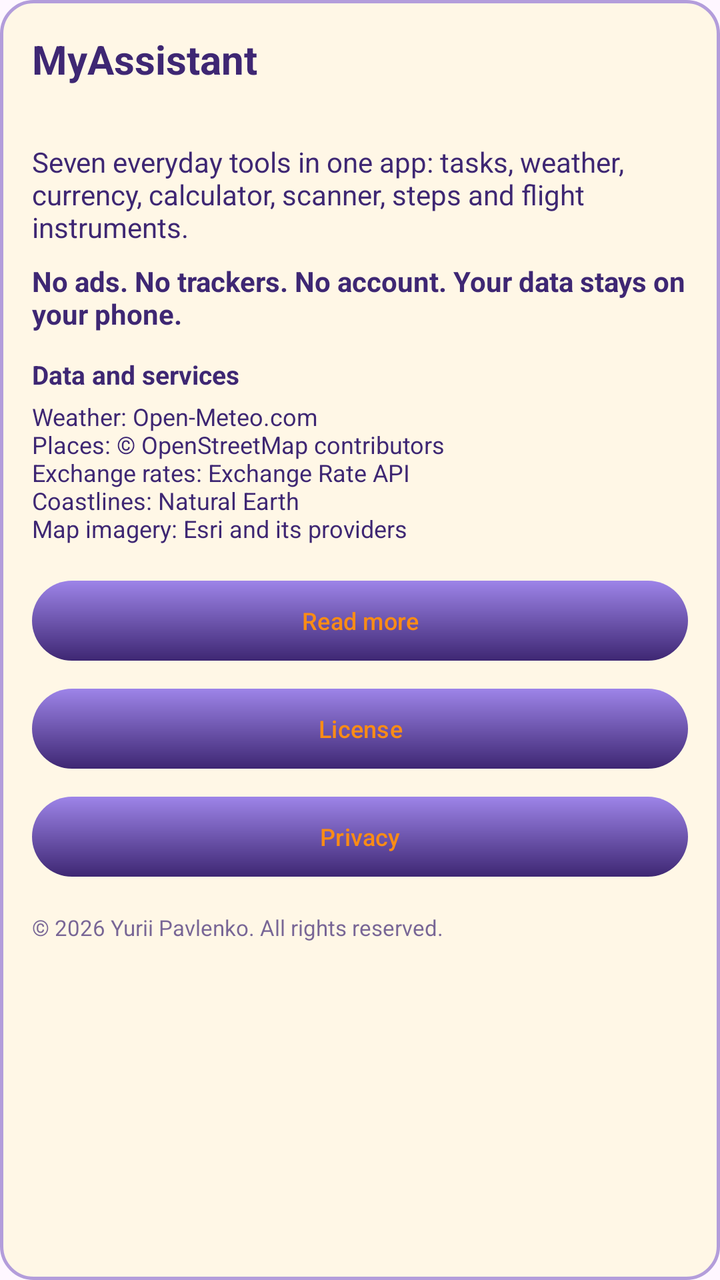
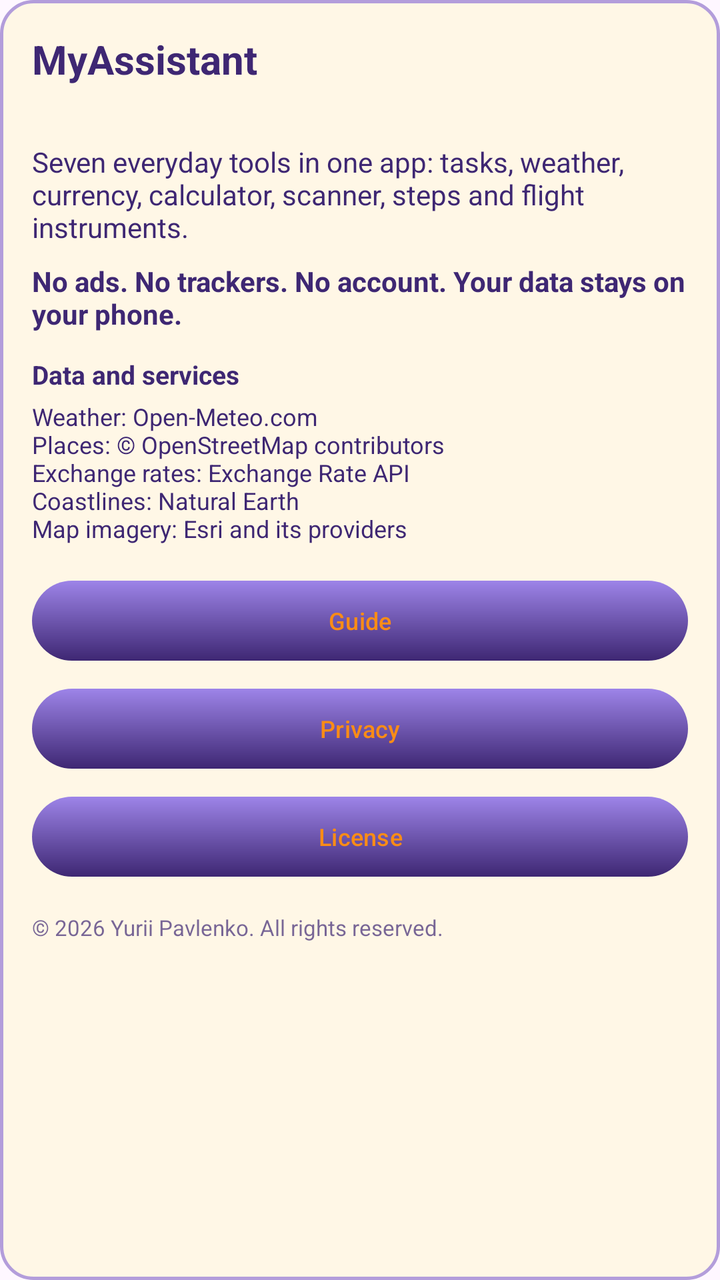

Two renders of the same Android screen: before a commit and after it. Below are the layout's source before the change and the commit's diff.
<!-- AndroidManifest.xml: application theme Theme.MyAssistant -->
<!-- res/layout/dialog_about.xml -->
<?xml version="1.0" encoding="utf-8"?>
<ScrollView xmlns:android="http://schemas.android.com/apk/res/android"
    xmlns:app="http://schemas.android.com/apk/res-auto"
    android:layout_width="match_parent"
    android:layout_height="wrap_content"
    android:fillViewport="true">

    <LinearLayout
        android:layout_width="match_parent"
        android:layout_height="wrap_content"
        android:orientation="vertical"
        android:padding="16dp"
        android:background="@drawable/bg_spinner_dropdown">

        <TextView
            android:layout_width="match_parent"
            android:layout_height="wrap_content"
            android:text="@string/app_name"
            android:textSize="20sp"
            android:textStyle="bold"
            android:textColor="?attr/maAccent" />

        <TextView
            android:id="@+id/tvAboutVersion"
            android:layout_width="match_parent"
            android:layout_height="wrap_content"
            android:textSize="12sp"
            android:textColor="?attr/maText"
            android:alpha="0.7"
            android:layout_marginBottom="12dp" />

        <TextView
            android:layout_width="match_parent"
            android:layout_height="wrap_content"
            android:text="@string/about_description"
            android:textSize="14sp"
            android:textColor="?attr/maText"
            android:layout_marginBottom="8dp" />

        <TextView
            android:layout_width="match_parent"
            android:layout_height="wrap_content"
            android:text="@string/about_promise"
            android:textSize="14sp"
            android:textStyle="bold"
            android:textColor="?attr/maText"
            android:layout_marginBottom="12dp" />

        <TextView
            android:layout_width="match_parent"
            android:layout_height="wrap_content"
            android:text="@string/about_credits_title"
            android:textSize="13sp"
            android:textStyle="bold"
            android:textColor="?attr/maText"
            android:layout_marginBottom="4dp" />

        <TextView
            android:layout_width="match_parent"
            android:layout_height="wrap_content"
            android:text="@string/about_credits"
            android:textSize="12sp"
            android:textColor="?attr/maText"
            android:layout_marginBottom="14dp" />

        <LinearLayout
            android:layout_width="match_parent"
            android:layout_height="wrap_content"
            android:orientation="vertical"
            android:layout_marginBottom="8dp">

            <com.google.android.material.button.MaterialButton
                android:id="@+id/btnAboutReadme"
                android:layout_width="match_parent"
                android:layout_height="wrap_content"
                android:layout_marginBottom="6dp"
                android:background="@drawable/button_selector"
                app:backgroundTint="@null"
                android:text="@string/about_open_readme"
                android:textAllCaps="false"
                android:textColor="?attr/maButtonLabel"
                android:textSize="12sp" />

            <com.google.android.material.button.MaterialButton
                android:id="@+id/btnAboutLicense"
                android:layout_width="match_parent"
                android:layout_height="wrap_content"
                android:layout_marginBottom="6dp"
                android:background="@drawable/button_selector"
                app:backgroundTint="@null"
                android:text="@string/about_open_license"
                android:textAllCaps="false"
                android:textColor="?attr/maButtonLabel"
                android:textSize="12sp" />

            <com.google.android.material.button.MaterialButton
                android:id="@+id/btnAboutPrivacy"
                android:layout_width="match_parent"
                android:layout_height="wrap_content"
                android:layout_marginBottom="6dp"
                android:background="@drawable/button_selector"
                app:backgroundTint="@null"
                android:text="@string/about_open_privacy"
                android:textAllCaps="false"
                android:textColor="?attr/maButtonLabel"
                android:textSize="12sp" />
        </LinearLayout>

        <TextView
            android:layout_width="match_parent"
            android:layout_height="wrap_content"
            android:text="@string/about_copyright"
            android:textSize="11sp"
            android:textColor="?attr/maText"
            android:alpha="0.7" />

    </LinearLayout>
</ScrollView>
<!-- resources referenced by this layout -->
<resources>
  <!-- drawable bg_spinner_dropdown (drawable) -->
  <?xml version="1.0" encoding="utf-8"?>
  <shape xmlns:android="http://schemas.android.com/apk/res/android"
      android:shape="rectangle">
  
      <solid android:color="?attr/maBackground" />
  
      <stroke
          android:width="?attr/maStroke"
          android:color="?attr/maOutline" />
  
      <corners android:radius="?attr/maCornerPanel" />
  </shape>
  <string name="about_copyright">© 2026 Yurii Pavlenko. All rights reserved.</string>
  <string name="about_credits">Weather: Open-Meteo.com\nPlaces: © OpenStreetMap contributors\nExchange rates: Exchange Rate API\nCoastlines: Natural Earth\nMap imagery: Esri and its providers</string>
  <string name="about_credits_title">Data and services</string>
  <string name="about_description">Seven everyday tools in one app: tasks, weather, currency, calculator, scanner, steps and flight instruments.</string>
  <string name="about_open_license">License</string>
  <string name="about_open_privacy">Privacy</string>
  <string name="about_open_readme">Read more</string>
  <string name="about_promise">No ads. No trackers. No account. Your data stays on your phone.</string>
  <string name="app_name">MyAssistant</string>
  <style name="Theme.MyAssistant" parent="Base.Theme.MyAssistant" />
  <style name="MyAssistantMaterialSwitch" parent="Widget.Material3.CompoundButton.MaterialSwitch">
          <item name="thumbTint">@color/colorPrimary</item>
          <item name="trackTint">@color/switch_track</item>
      </style>
  <color name="md_primary">#6750A4</color>
  <color name="md_on_primary">#FFFFFF</color>
  <color name="md_background">#FEF7FF</color>
  <color name="md_surface">#FEF7FF</color>
  <color name="md_surface_container_lowest">#FFFFFF</color>
  <color name="md_surface_container_low">#F7F2FA</color>
  <color name="md_surface_container">#F3EDF7</color>
  <color name="md_surface_container_high">#ECE6F0</color>
  <color name="md_surface_container_highest">#E6E0E9</color>
  <color name="md_on_surface">#1D1B20</color>
  <color name="md_surface_variant">#E7E0EC</color>
  <color name="md_on_surface_variant">#49454F</color>
  <color name="md_outline">#79747E</color>
  <color name="background">#FFF7E6</color>
  <color name="text_color">#3E2773</color>
  <color name="text_secondary">#757575</color>
  <color name="text_muted">#9E9E9E</color>
  <color name="outline">#B39DDB</color>
  <color name="tab_selected">#E8DAFF</color>
  <color name="colorPrimary">#3E2773</color>
  <color name="switch_track">#D1C4E9</color>
  <color name="text_color_btn">#FA8C16</color>
  <color name="button_start">#9D84E8</color>
  <color name="button_end">#3E2773</color>
  <color name="button_pressed_end">#6E5CA2</color>
  <color name="status_overdue">#D32F2F</color>
  <color name="status_important">#FA8C16</color>
  <color name="status_ok">#00C853</color>
  <!-- drawable backdrop_classic (drawable) -->
  <?xml version="1.0" encoding="utf-8"?>
  <shape xmlns:android="http://schemas.android.com/apk/res/android"
      android:shape="rectangle">
      <solid android:color="?attr/maBackground" />
  </shape>
  <!-- unchanged entries left out for length: 2 -->
</resources>

<!-- the commit's change to res/layout/dialog_about.xml (unified diff, before → after) -->
@@ -70,13 +70,25 @@
             android:layout_marginBottom="8dp">
 
             <com.google.android.material.button.MaterialButton
-                android:id="@+id/btnAboutReadme"
+                android:id="@+id/btnAboutGuide"
                 android:layout_width="match_parent"
                 android:layout_height="wrap_content"
                 android:layout_marginBottom="6dp"
                 android:background="@drawable/button_selector"
                 app:backgroundTint="@null"
-                android:text="@string/about_open_readme"
+                android:text="@string/about_open_guide"
+                android:textAllCaps="false"
+                android:textColor="?attr/maButtonLabel"
+                android:textSize="12sp" />
+
+            <com.google.android.material.button.MaterialButton
+                android:id="@+id/btnAboutPrivacy"
+                android:layout_width="match_parent"
+                android:layout_height="wrap_content"
+                android:layout_marginBottom="6dp"
+                android:background="@drawable/button_selector"
+                app:backgroundTint="@null"
+                android:text="@string/about_open_privacy"
                 android:textAllCaps="false"
                 android:textColor="?attr/maButtonLabel"
                 android:textSize="12sp" />
@@ -92,18 +104,6 @@
                 android:textAllCaps="false"
                 android:textColor="?attr/maButtonLabel"
                 android:textSize="12sp" />
-
-            <com.google.android.material.button.MaterialButton
-                android:id="@+id/btnAboutPrivacy"
-                android:layout_width="match_parent"
-                android:layout_height="wrap_content"
-                android:layout_marginBottom="6dp"
-                android:background="@drawable/button_selector"
-                app:backgroundTint="@null"
-                android:text="@string/about_open_privacy"
-                android:textAllCaps="false"
-                android:textColor="?attr/maButtonLabel"
-                android:textSize="12sp" />
         </LinearLayout>
 
         <TextView
<!-- resource entries referenced after the edit -->
@@ -17,9 +17,9 @@
   <string name="about_credits">Weather: Open-Meteo.com\nPlaces: © OpenStreetMap contributors\nExchange rates: Exchange Rate API\nCoastlines: Natural Earth\nMap imagery: Esri and its providers</string>
   <string name="about_credits_title">Data and services</string>
   <string name="about_description">Seven everyday tools in one app: tasks, weather, currency, calculator, scanner, steps and flight instruments.</string>
+  <string name="about_open_guide">Guide</string>
   <string name="about_open_license">License</string>
   <string name="about_open_privacy">Privacy</string>
-  <string name="about_open_readme">Read more</string>
   <string name="about_promise">No ads. No trackers. No account. Your data stays on your phone.</string>
   <string name="app_name">MyAssistant</string>
   <style name="Theme.MyAssistant" parent="Base.Theme.MyAssistant" />
